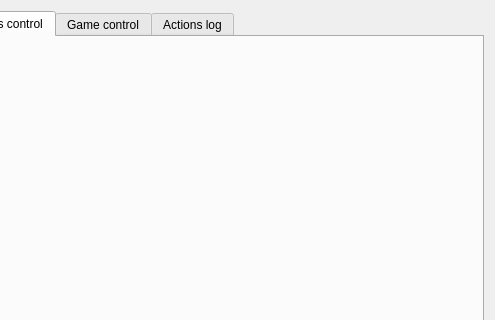
The window that OrodaelTurrim/res/ui/controlWidget.ui (Wilson194/OrodaelTurrim) describes before a commit, drawn with Qt 5; both pictures show x 131 to 626 and y 0 to 320 of the 626 by 445 pixel window.
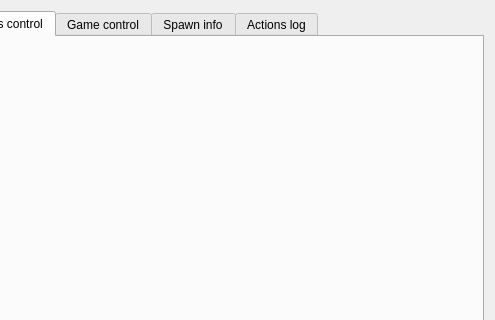
The same window after the commit. The open tabs and pages were chosen to show the change.

What changed in the file:
```diff
--- a/OrodaelTurrim/res/ui/controlWidget.ui
+++ b/OrodaelTurrim/res/ui/controlWidget.ui
@@ -34,6 +34,11 @@
        <string>Game control</string>
       </attribute>
      </widget>
+     <widget class="QWidget" name="spawnInfoTab">
+      <attribute name="title">
+       <string>Spawn info</string>
+      </attribute>
+     </widget>
      <widget class="QWidget" name="logTab">
       <attribute name="title">
        <string>Actions log</string>
```
Left out of the diff: 2 changed lines with no effect on the pictures.
